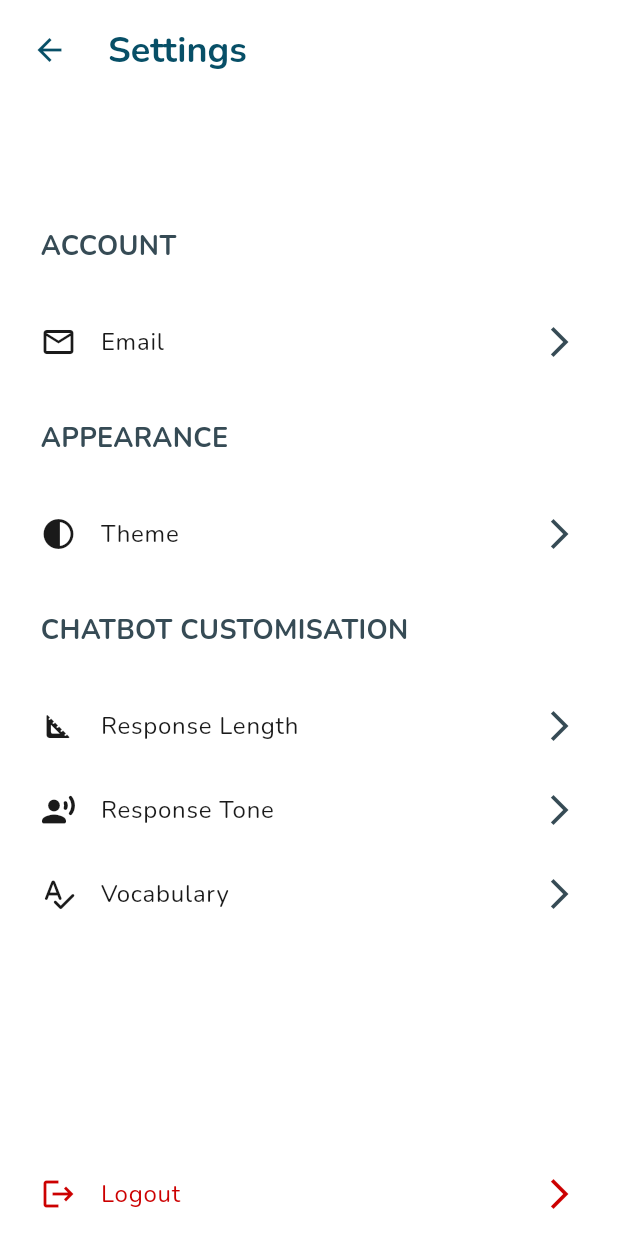
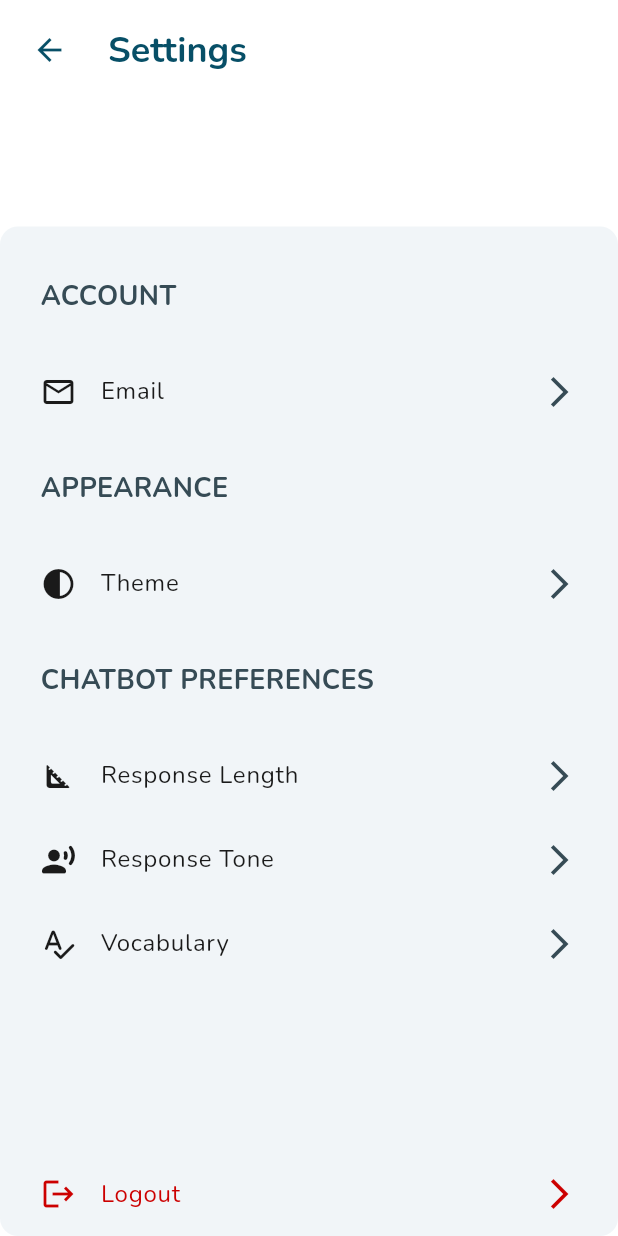
Before and after one commit to Steff1928/301.3_Flutter_Firebase_App, a Flutter app: the screen it shows once a user with an empty profile is signed in, after a tap on the "settings" icon, on a phone screen of 412 x 824 dp. Run offline on Flutter 3.47's test engine with Material 3 defaults, Android fonts, the phone set to English and light mode, and no system bars; our stand-ins replace cloud_firestore, firebase_auth, firebase_core; accounts and stored records are empty.

Commit message:
Adjustments to settings page UI
Added background for setting list tiles and moved "Logout" to the bottom of the page.

```diff
--- a/edubot/lib/pages/chat_page.dart
+++ b/edubot/lib/pages/chat_page.dart
@@ -110,7 +110,7 @@
                 children: [
                   // TO DO: Upload file functionality
                   Padding(
-                    padding: const EdgeInsets.symmetric(horizontal: 5.0, vertical: 5.0),
+                    padding: const EdgeInsets.symmetric(horizontal: 5.0),
                     child: IconButton(
                       onPressed: () {},
                       icon: Icon(
@@ -126,7 +126,7 @@
 
                   // Send message button
                   Padding(
-                    padding: const EdgeInsets.symmetric(horizontal: 5.0, vertical: 5.0),
+                    padding: const EdgeInsets.symmetric(horizontal: 5.0),
                     child: Container(
                       decoration: BoxDecoration(
                         color: Color(0xFF2B656B),
--- a/edubot/lib/pages/settings_page.dart
+++ b/edubot/lib/pages/settings_page.dart
@@ -71,9 +71,6 @@
 
       // Settings options
       body: Column(
-        mainAxisAlignment: MainAxisAlignment.spaceBetween,
-        children: [
-          Column(
         crossAxisAlignment: CrossAxisAlignment.start,
         children: [
           // Display name
@@ -92,7 +89,28 @@
 
           SizedBox(height: 33),
 
+          // Body Content
 
+          // Parent widget
+          Expanded(
+            // Material widget to allow ListTile splash colours
+            child: Material(
+              color: Color(0xFFF1F5F8),
+              borderRadius: BorderRadius.circular(12),
+
+              // Container to allow padding
+              child: Container(
+                padding: EdgeInsets.only(top: 33),
+
+                // Parent column for both settings options and logout list tile
+                child: Column(
+                  mainAxisAlignment: MainAxisAlignment.spaceBetween,
+                  children: [
+
+                    // Secondary column for only settings tiles
+                    Column(
+                      crossAxisAlignment: CrossAxisAlignment.start,
+                      children: [
                         // Account header
                         Padding(
                           padding: const EdgeInsets.only(left: 27.0),
@@ -135,7 +153,11 @@
                         SizedBox(height: 23),
 
                         // Theme
-              SettingsTile(title: "Theme", icon: Icons.contrast, onTap: () {}),
+                        SettingsTile(
+                          title: "Theme",
+                          icon: Icons.contrast,
+                          onTap: () {},
+                        ),
 
                         SizedBox(height: 23),
 
@@ -143,7 +165,7 @@
                         Padding(
                           padding: const EdgeInsets.only(left: 27.0),
                           child: Text(
-                  "CHATBOT CUSTOMISATION",
+                            "CHATBOT PREFERENCES",
                             style: TextStyle(
                               fontFamily: "Nunito",
                               fontSize: 18,
@@ -174,7 +196,7 @@
                       ],
                     ),
 
-          // Logout list tile
+                    // SafeArea for logout list tile
                     SafeArea(
                       child: ListTile(
                         contentPadding: EdgeInsets.symmetric(horizontal: 27),
@@ -187,8 +209,16 @@
                             color: Color(0xFFCC0000),
                           ),
                         ),
-              trailing: Icon(Icons.arrow_forward_ios, color: Color(0xFFCC0000)),
+                        trailing: Icon(
+                          Icons.arrow_forward_ios,
+                          color: Color(0xFFCC0000),
+                        ),
                         onTap: () => logout(context),
+                      ),
+                    ),
+                  ],
+                ),
+              ),
             ),
           ),
         ],
```
Lines whose indentation alone changed are shown as unchanged.
